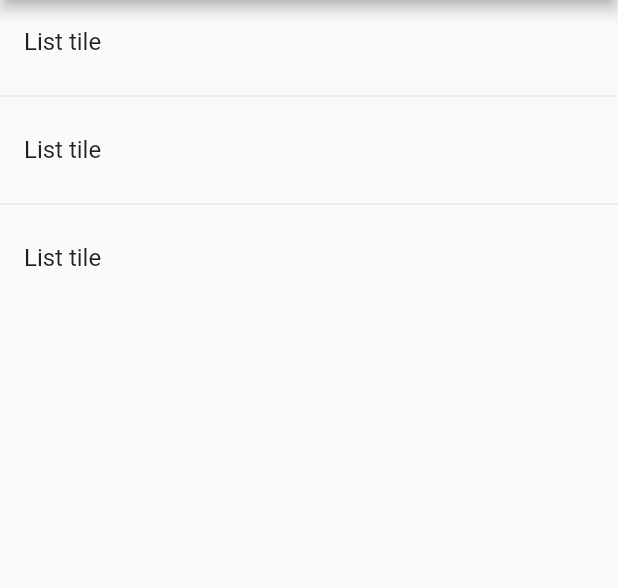
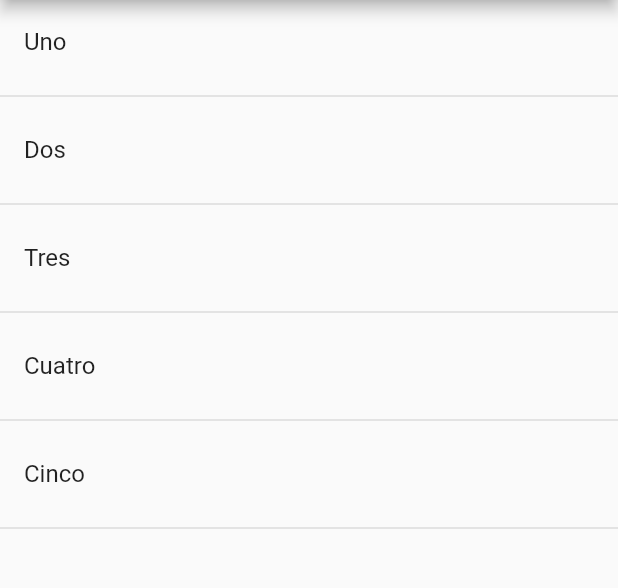
Before and after one commit to adrivegas/Componentes-de-Flutter, a Flutter app: the screen it shows after launch, on a phone screen of 412 x 824 dp, the part 84-672 px from its top. Run offline on Flutter 3.47's test engine with Material 2 defaults, Android fonts, the phone set to English and light mode, and no system bars.

Commit message:
Crear LisTile a partir de una lista estática

```diff
--- a/lib/src/pages/home_temp.dart
+++ b/lib/src/pages/home_temp.dart
@@ -1,27 +1,31 @@
 import 'package:flutter/material.dart';
 
 class HomePageTemp extends StatelessWidget {
+  final opciones = ['Uno', 'Dos', 'Tres', 'Cuatro', 'Cinco'];
   @override
   Widget build(BuildContext context) {
     return Scaffold(
       appBar: AppBar(
         title: Text('Componentes Temp'),
       ),
-      body: ListView(
-        children: [
-          ListTile(
-            title: Text('List tile'),
-          ),
-          Divider(),
-          ListTile(
-            title: Text('List tile'),
-          ),
-          Divider(),
-          ListTile(
-            title: Text('List tile'),
-          )
-        ],
-      ),
+      body: ListView(children: _crearItems()),
     );
   }
+
+  List<Widget> _crearItems() {
+    List<Widget> lista = [];
+
+    for (var opt in opciones) {
+      final tempWidget = ListTile(
+        title: Text(opt),
+      );
+
+      lista
+        ..add(tempWidget)
+        ..add(Divider(
+          thickness: 1.0,
+        ));
+    }
+    return lista;
+  }
 }
```
